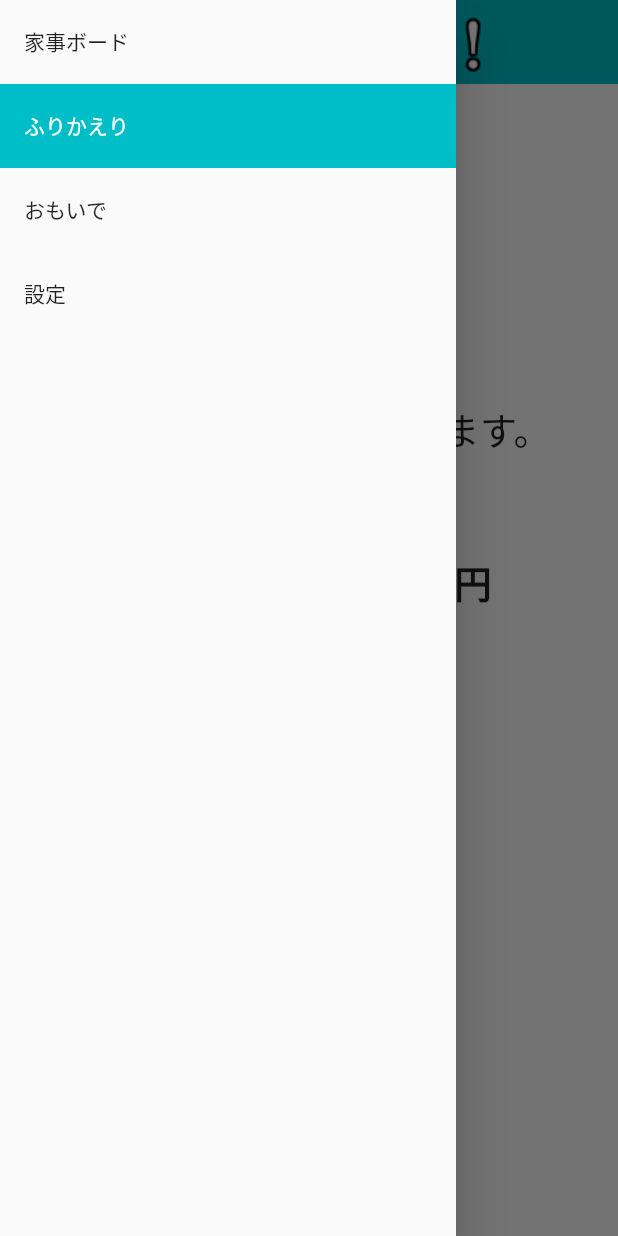
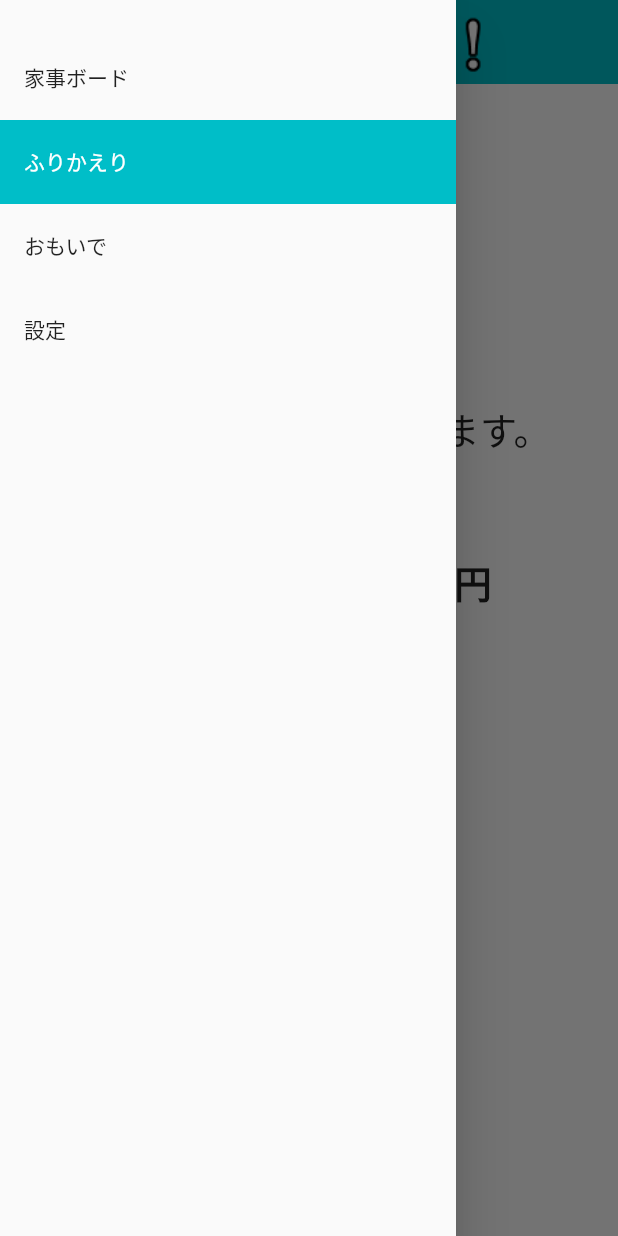
Before and after one commit to nds-sapporo/kagile, a Flutter app: the FurikaeriPage screen opened by its route, with the side drawer open, on a phone screen of 412 x 824 dp. Run offline on Flutter 3.47's test engine with Material 2 defaults, Android fonts, the phone set to English and light mode, and no system bars; our stand-ins replace cloud_functions, firebase_database, firebase_messaging, flutter_datetime_picker, pie_chart; accounts and stored records are empty; statements that could not run were skipped.

Commit message:
メニュー調整

```diff
--- a/lib/view/widget/common_drawer.dart
+++ b/lib/view/widget/common_drawer.dart
@@ -18,6 +18,8 @@ class CommonDrawer extends StatelessWidget {
         padding: EdgeInsets.zero,
         children: <Widget>[
           if (page == "kajiboard")
+            SizedBox(height: 24.0),
+          if (page == "kajiboard")
             Container(
               child: ListTile(
                 title: Text('家事ボード',style: TextStyle(color: Colors.white),),
@@ -27,6 +29,8 @@ class CommonDrawer extends StatelessWidget {
                   color: Color.fromARGB(255, 0, 190, 200)
               ),
             ),
+          if (page != "kajiboard")
+            SizedBox(height: 24.0),
           if (page != "kajiboard")
             ListTile(
               title: Text('家事ボード'),
```
Lines whose indentation alone changed are shown as unchanged.
